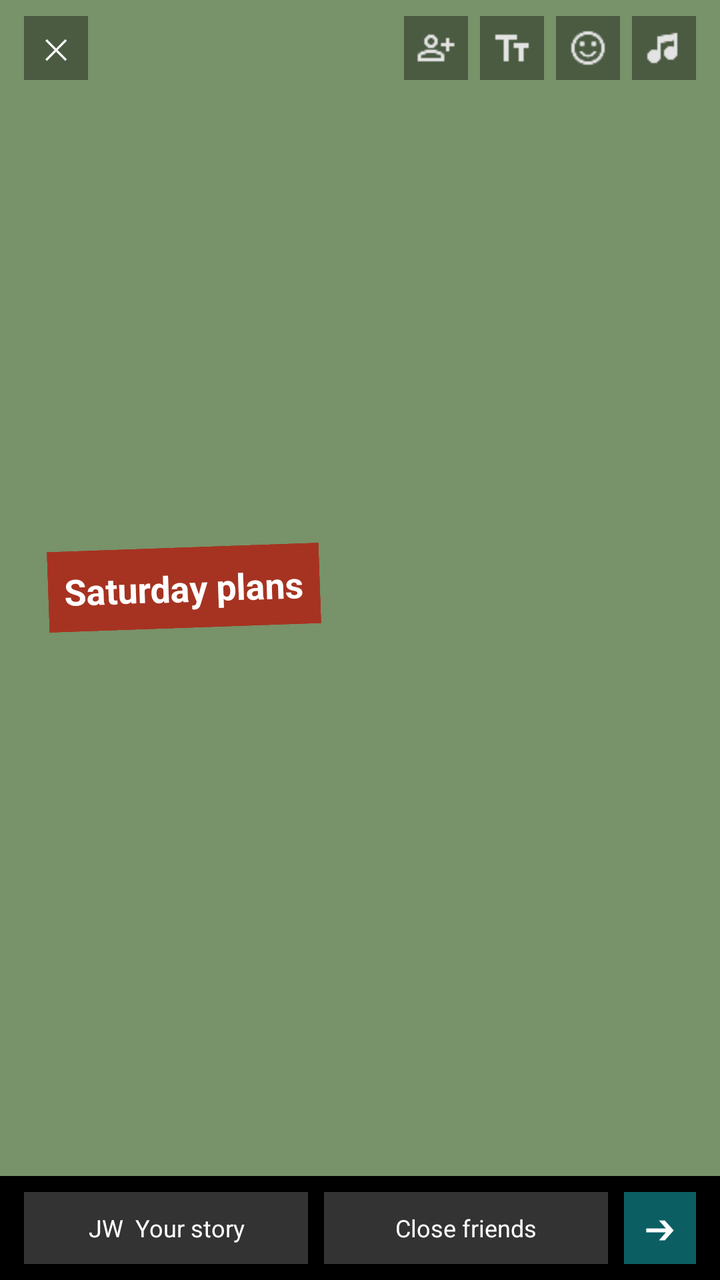
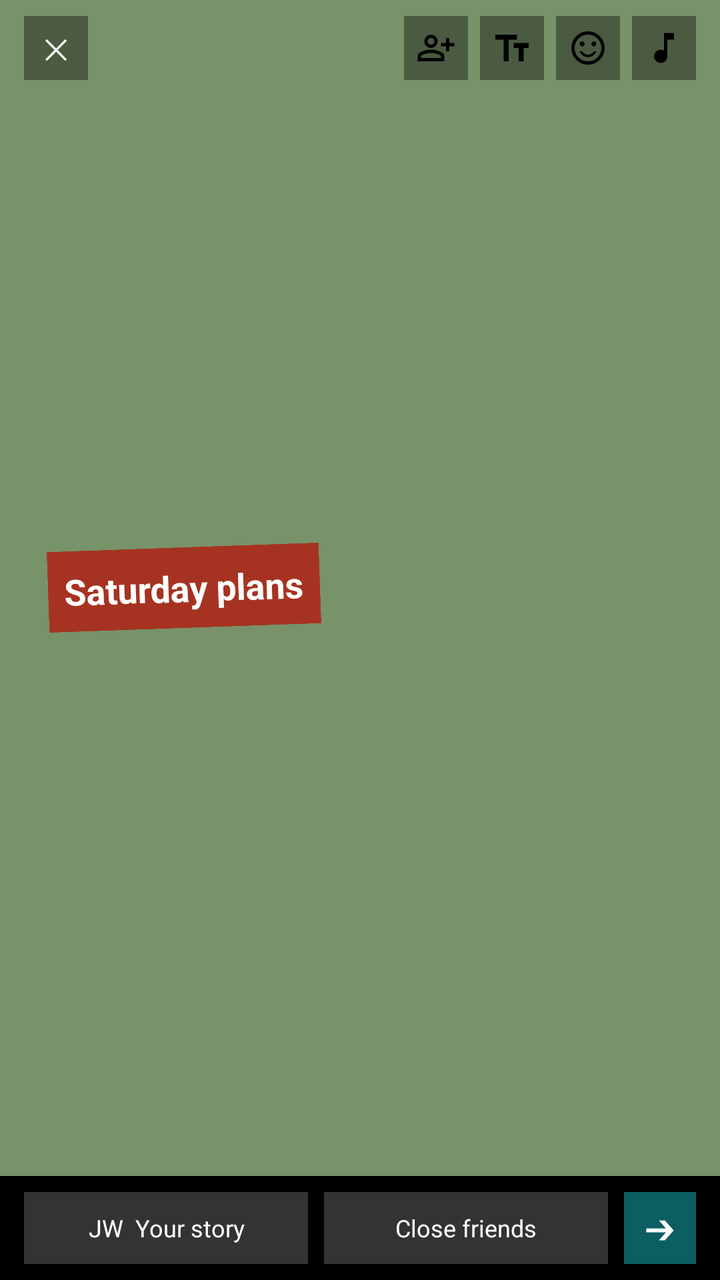

Before-and-after screenshots of an Android layout around one commit, followed by the original layout XML and the change that was made.
<!-- AndroidManifest.xml: application theme Theme.I230720_SMD_Assignment1 -->
<!-- res/layout/story.xml -->
<?xml version="1.0" encoding="utf-8"?>
<LinearLayout xmlns:android="http://schemas.android.com/apk/res/android"
    android:layout_width="match_parent"
    android:layout_height="match_parent"
    android:background="#000000"
    android:orientation="vertical">

    <FrameLayout
        android:layout_width="match_parent"
        android:layout_height="0dp"
        android:layout_weight="1"
        android:background="#789269">

        <LinearLayout
            android:layout_width="match_parent"
            android:layout_height="48dp"
            android:gravity="center_vertical"
            android:paddingStart="12dp"
            android:paddingEnd="12dp">

            <TextView
                android:id="@+id/btnBack"
                android:layout_width="32dp"
                android:layout_height="32dp"
                android:background="#60000000"
                android:gravity="center"
                android:text="✕"
                android:textColor="#FFFFFF" />

            <View
                android:layout_width="0dp"
                android:layout_height="1dp"
                android:layout_weight="1" />

            <ImageView android:layout_width="32dp" android:layout_height="32dp" android:layout_marginStart="6dp" android:background="#60000000" android:contentDescription="Add Tag" android:padding="6dp" android:src="@drawable/add_friend" />
            <ImageView android:layout_width="32dp" android:layout_height="32dp" android:layout_marginStart="6dp" android:background="#60000000" android:contentDescription="Text" android:padding="6dp" android:src="@drawable/add_text" />
            <ImageView android:layout_width="32dp" android:layout_height="32dp" android:layout_marginStart="6dp" android:background="#60000000" android:contentDescription="Stickers" android:padding="6dp" android:src="@drawable/emoji" />
            <ImageView android:layout_width="32dp" android:layout_height="32dp" android:layout_marginStart="6dp" android:background="#60000000" android:contentDescription="Music" android:padding="6dp" android:src="@drawable/music" />
        </LinearLayout>

        <TextView
            android:layout_width="wrap_content"
            android:layout_height="wrap_content"
            android:layout_gravity="center_vertical"
            android:layout_marginStart="24dp"
            android:background="#A63321"
            android:padding="8dp"
            android:rotation="-2"
            android:text="Saturday plans"
            android:textColor="#FFFFFF"
            android:textSize="18sp"
            android:textStyle="bold" />
    </FrameLayout>

    <LinearLayout
        android:layout_width="match_parent"
        android:layout_height="52dp"
        android:gravity="center_vertical"
        android:paddingStart="12dp"
        android:paddingEnd="12dp">

        <TextView
            android:id="@+id/btnYourStory"
            android:layout_width="0dp"
            android:layout_height="36dp"
            android:layout_weight="1"
            android:background="#333333"
            android:gravity="center"
            android:text="JW  Your story"
            android:textColor="#FFFFFF"
            android:textSize="12sp" />

        <TextView
            android:layout_width="0dp"
            android:layout_height="36dp"
            android:layout_marginStart="8dp"
            android:layout_weight="1"
            android:background="#333333"
            android:gravity="center"
            android:text="Close friends"
            android:textColor="#FFFFFF"
            android:textSize="12sp" />

        <TextView
            android:id="@+id/btnShareYourStory"
            android:layout_width="36dp"
            android:layout_height="36dp"
            android:layout_marginStart="8dp"
            android:background="@color/teal"
            android:gravity="center"
            android:text="➔"
            android:textColor="#FFFFFF"
            android:textSize="16sp" />
    </LinearLayout>

</LinearLayout>
<!-- resources referenced by this layout -->
<resources>
  <color name="teal">#0b5f63</color>
  <!-- drawable add_friend: png bitmap (drawable, 464 bytes) -->
  <!-- drawable add_text: png bitmap (drawable, 200 bytes) -->
  <!-- drawable emoji: png bitmap (drawable, 677 bytes) -->
  <!-- drawable music: png bitmap (drawable, 394 bytes) -->
  <style name="Theme.I230720_SMD_Assignment1" parent="Base.Theme.I230720_SMD_Assignment1" />
  <style name="Base.Theme.I230720_SMD_Assignment1" parent="Theme.Material3.DayNight.NoActionBar">
          
          
      </style>
</resources>

<!-- the commit's change to res/layout/story.xml (unified diff, before → after) -->
@@ -32,10 +32,10 @@
                 android:layout_height="1dp"
                 android:layout_weight="1" />
 
-            <ImageView android:layout_width="32dp" android:layout_height="32dp" android:layout_marginStart="6dp" android:background="#60000000" android:contentDescription="Add Tag" android:padding="6dp" android:src="@drawable/add_friend" />
-            <ImageView android:layout_width="32dp" android:layout_height="32dp" android:layout_marginStart="6dp" android:background="#60000000" android:contentDescription="Text" android:padding="6dp" android:src="@drawable/add_text" />
-            <ImageView android:layout_width="32dp" android:layout_height="32dp" android:layout_marginStart="6dp" android:background="#60000000" android:contentDescription="Stickers" android:padding="6dp" android:src="@drawable/emoji" />
-            <ImageView android:layout_width="32dp" android:layout_height="32dp" android:layout_marginStart="6dp" android:background="#60000000" android:contentDescription="Music" android:padding="6dp" android:src="@drawable/music" />
+            <ImageView android:layout_width="32dp" android:layout_height="32dp" android:layout_marginStart="6dp" android:background="#60000000" android:contentDescription="Add Tag" android:padding="6dp" android:src="@drawable/person_add" />
+            <ImageView android:layout_width="32dp" android:layout_height="32dp" android:layout_marginStart="6dp" android:background="#60000000" android:contentDescription="Text" android:padding="6dp" android:src="@drawable/text_fields" />
+            <ImageView android:layout_width="32dp" android:layout_height="32dp" android:layout_marginStart="6dp" android:background="#60000000" android:contentDescription="Stickers" android:padding="6dp" android:src="@drawable/sentiment_satisfied" />
+            <ImageView android:layout_width="32dp" android:layout_height="32dp" android:layout_marginStart="6dp" android:background="#60000000" android:contentDescription="Music" android:padding="6dp" android:src="@drawable/music_note" />
         </LinearLayout>
 
         <TextView
<!-- resource entries referenced after the edit -->
@@ -1,10 +1,42 @@
 <!-- resources referenced by this layout -->
 <resources>
   <color name="teal">#0b5f63</color>
-  <!-- drawable add_friend: png bitmap (drawable, 464 bytes) -->
-  <!-- drawable add_text: png bitmap (drawable, 200 bytes) -->
-  <!-- drawable emoji: png bitmap (drawable, 677 bytes) -->
-  <!-- drawable music: png bitmap (drawable, 394 bytes) -->
+  <!-- drawable music_note (drawable) -->
+  <vector xmlns:android="http://schemas.android.com/apk/res/android"
+      android:width="24dp"
+      android:height="24dp"
+      android:viewportWidth="24"
+      android:viewportHeight="24">
+      <path android:fillColor="@android:color/black"
+          android:pathData="M7.18,19.83Q6,18.65 6,17t1.18-2.83T10,13q0.58,0 1.06,0.14T12,13.55V3h6V7H14V17q0,1.65-1.17,2.82T10,21T7.18,19.83Z"/>
+  </vector>
+  <!-- drawable person_add (drawable) -->
+  <vector xmlns:android="http://schemas.android.com/apk/res/android"
+      android:width="24dp"
+      android:height="24dp"
+      android:viewportWidth="24"
+      android:viewportHeight="24">
+      <path android:fillColor="@android:color/black"
+          android:pathData="M18,14V11H15V9h3V6h2V9h3v2H20v3H18ZM6.18,10.83Q5,9.65 5,8T6.18,5.18T9,4t2.83,1.18T13,8t-1.17,2.82T9,12T6.18,10.83ZM1,20V17.2q0-0.85 0.44-1.56q0.44-0.71 1.16-1.09q1.55-0.78 3.15-1.16T9,13t3.25,0.39t3.15,1.16q0.72,0.38 1.16,1.09T17,17.2V20H1Zm2-2H15V17.2q0-0.27-0.14-0.5q-0.14-0.22-0.36-0.35q-1.35-0.68-2.72-1.01T9,15T6.23,15.34T3.5,16.35Q3.28,16.48 3.14,16.7Q3,16.93 3,17.2V18Zm7.41-8.59Q11,8.82 11,8T10.41,6.59T9,6Q8.18,6 7.59,6.59Q7,7.18 7,8T7.59,9.41T9,10q0.83,0 1.41-0.59ZM9,8ZM9,18Z"/>
+  </vector>
+  <!-- drawable sentiment_satisfied (drawable) -->
+  <vector xmlns:android="http://schemas.android.com/apk/res/android"
+      android:width="24dp"
+      android:height="24dp"
+      android:viewportWidth="24"
+      android:viewportHeight="24">
+      <path android:fillColor="@android:color/black"
+          android:pathData="M15.5,11q0.63,0 1.06-0.44T17,9.5T16.56,8.44T15.5,8T14.44,8.44T14,9.5t0.44,1.06T15.5,11Zm-7,0q0.63,0 1.06-0.44T10,9.5T9.56,8.44T8.5,8T7.44,8.44T7,9.5t0.44,1.06T8.5,11Zm6.59,5.54Q16.48,15.58 17.1,14H15.45q-0.55,0.92-1.46,1.46T12,16t-1.99-0.54T8.55,14H6.9q0.63,1.57 2.01,2.54T12,17.5t3.09-0.96ZM8.1,21.21q-1.82-0.79-3.17-2.14Q3.58,17.73 2.79,15.9T2,12Q2,9.92 2.79,8.1Q3.58,6.27 4.93,4.93Q6.28,3.57 8.1,2.79Q9.93,2 12,2t3.9,0.79t3.17,2.14q1.35,1.35 2.14,3.17Q22,9.92 22,12t-0.79,3.9t-2.14,3.17q-1.35,1.35-3.17,2.14T12,22q-2.07,0-3.9-0.79ZM12,12Zm5.68,5.68Q20,15.35 20,12T17.68,6.32T12,4T6.33,6.32T4,12t2.33,5.68T12,20t5.68-2.32Z"/>
+  </vector>
+  <!-- drawable text_fields (drawable) -->
+  <vector xmlns:android="http://schemas.android.com/apk/res/android"
+      android:width="24dp"
+      android:height="24dp"
+      android:viewportWidth="24"
+      android:viewportHeight="24">
+      <path android:fillColor="@android:color/black"
+          android:pathData="M7,20V7H2V4H15V7H10V20H7Zm9,0V12H13V9h9v3H19v8H16Z"/>
+  </vector>
   <style name="Theme.I230720_SMD_Assignment1" parent="Base.Theme.I230720_SMD_Assignment1" />
   <style name="Base.Theme.I230720_SMD_Assignment1" parent="Theme.Material3.DayNight.NoActionBar">
           
